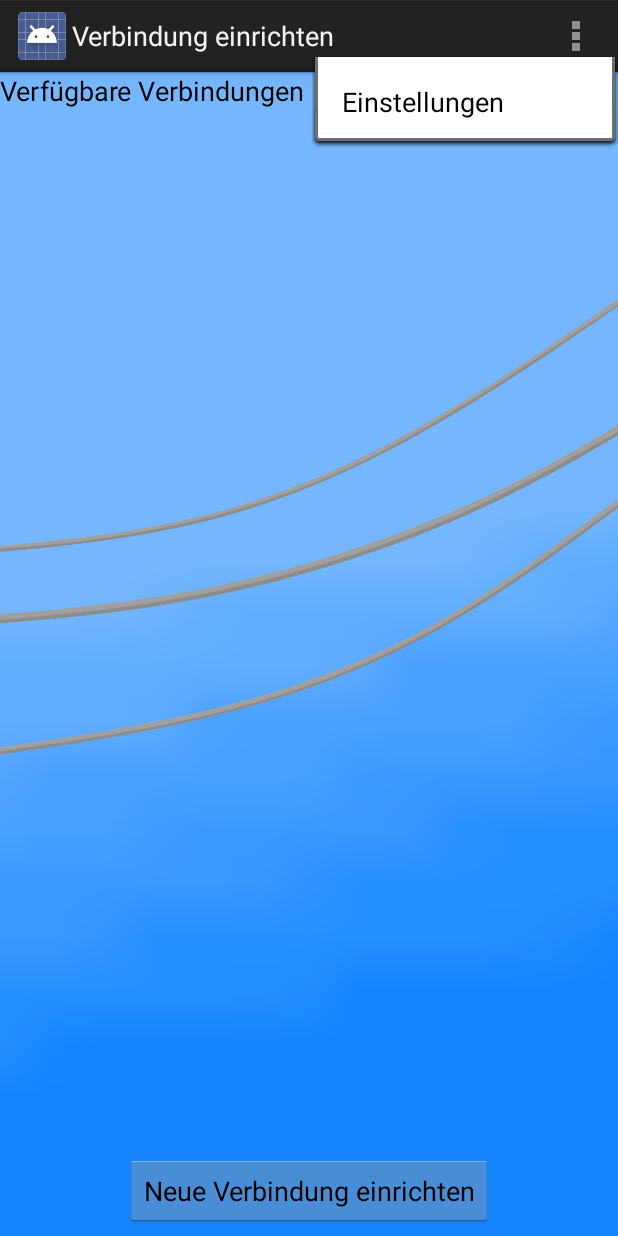
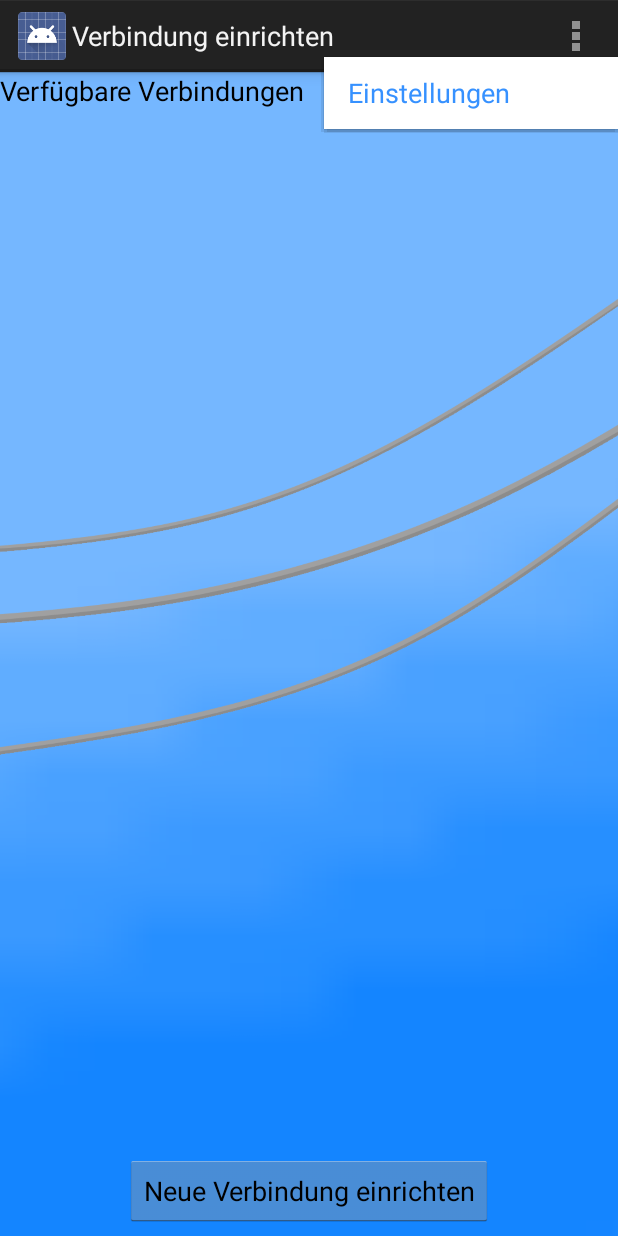
Before and after one commit to lukaswild/ArduinoGui0.6, an Android app: the ConnectionActivity screen opened directly, with no data from a screen before it, with the options menu open, on a phone screen of 412 x 824 dp. Run offline under Robolectric (Android 15) with nearby library versions, the phone set to English and light mode, and no system bars; 2 statements that could not run were skipped.

Commit message:
hotfix wegen schrift

```diff
--- a/app/src/main/java/main/MainActivity.java
+++ b/app/src/main/java/main/MainActivity.java
@@ -539,8 +539,6 @@ Log.d(LOG_TAG, "EEEEEEEEEEE");
     public static void loadImgRes(){
         //Zuerst muss die hashmap aus dem projekt(int, element) zu einer hashmap im imgadapt(int, int) gecastet werden
 
-        HashMap<Integer,Integer> cast = new HashMap<Integer, Integer>();
-
         for (int i=0;i<imgadapt.getCount();i++){
             imgadapt.update(R.drawable.add1,i);
         }
--- a/app/src/main/res/values/styles.xml
+++ b/app/src/main/res/values/styles.xml
@@ -16,22 +16,24 @@
     <style name="AppTheme" parent="AppBaseTheme">
         <!-- All customizations that are NOT specific to a particular API-level can go here. -->
         <item name="android:popupMenuStyle">@style/MyAwesomeBackground.PopupStyle</item>
-        <item name="android:popupWindowStyle">@style/MyAwesomeBackground.PopupStyle</item>
+       <item name="android:popupWindowStyle">@style/MyAwesomeBackground.PopupStyle</item>
         <item name="android:textAppearanceLargePopupMenu">@style/CustomTextStyle</item>
         <item name="android:textAppearanceSmallPopupMenu">@style/CustomTextStyle</item>
+
         <item name="android:seekBarStyle">@style/MyAwesomeBackground.SeekBarStyle</item>
+
     </style>
 
     <style name="MyAwesomeBackground.PopupStyle" parent="android:Widget.PopupMenu">
-        <item name="android:background">#ffffffff</item>
-        <item name="android:textColor">#ff000000</item>
+        <item name="android:popupBackground">#ffffffff</item>
+        <item name="android:textColor">#ff3691ff</item>
         <item name="android:textSize">20sp</item>
     </style>
 
     <style name="CustomTextStyle">
-        <item name="android:background">#ffffffff</item>
+        <item name="android:popupBackground">#ffffffff</item>
        <item name="android:textSize">18sp</item>
-        <item name="android:textColor">#ff000000</item>
+        <item name="android:textColor">#ff3691ff</item>
     </style>
 
     <style name="MyAwesomeBackground.SeekBarStyle" parent="android:Widget.SeekBar">
```
Also changed, not shown: app/src/main/java/observer/Gui.java (+9 -4 lines), 2 other files.
